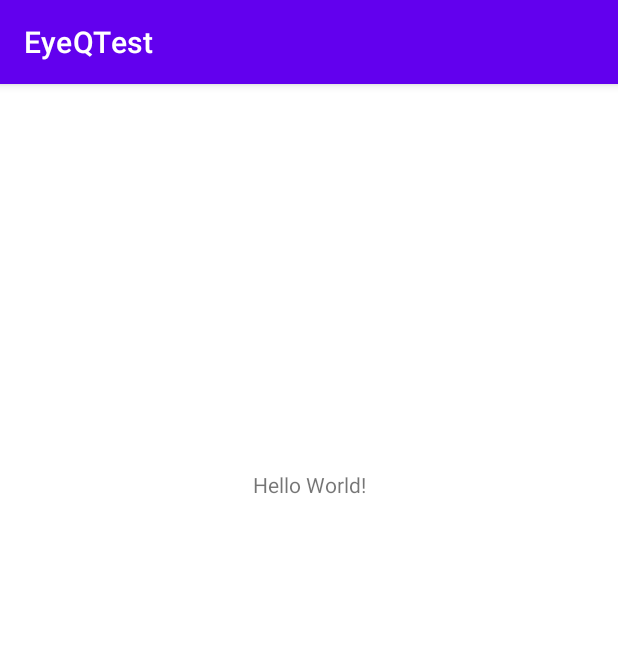
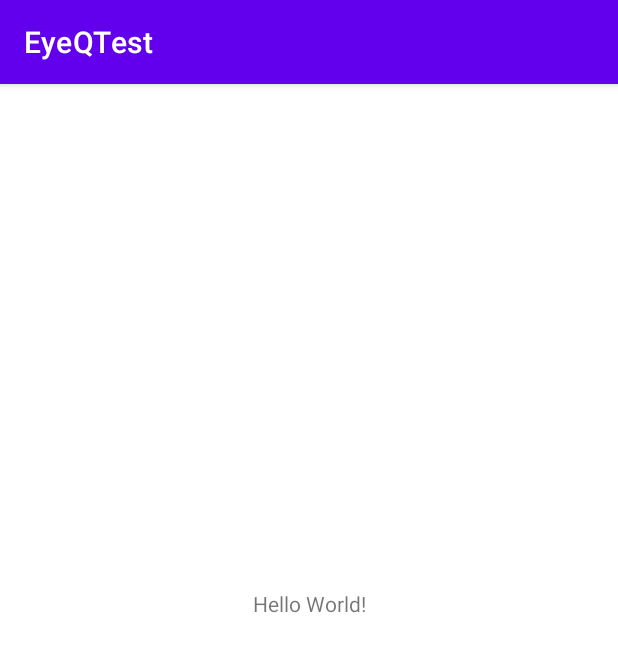
Before and after one commit to poorna-theekshana/EyeQTest, an Android app: the screen it shows after launch (MainActivity), on a phone screen of 412 x 824 dp. Shown: the top 652 px of the screen. Run offline under Robolectric (Android 15) with nearby library versions, the light colour scheme and no system bars.

Commit message:
Initial Commit Poorna

```diff
--- a/app/src/main/res/layout/activity_main.xml
+++ b/app/src/main/res/layout/activity_main.xml
@@ -14,6 +14,6 @@
         app:layout_constraintEnd_toEndOf="parent"
         app:layout_constraintStart_toStartOf="parent"
         app:layout_constraintTop_toTopOf="parent"
-        app:layout_constraintVertical_bias="0.344" />
+        app:layout_constraintVertical_bias="0.45" />
 
 </androidx.constraintlayout.widget.ConstraintLayout>
--- a/app/src/main/res/layout/colors.xml
+++ /dev/null
@@ -1,6 +0,0 @@
-<?xml version="1.0" encoding="utf-8"?>
-<androidx.constraintlayout.widget.ConstraintLayout xmlns:android="http://schemas.android.com/apk/res/android"
-    android:layout_width="match_parent"
-    android:layout_height="match_parent">
-
-</androidx.constraintlayout.widget.ConstraintLayout>
```
